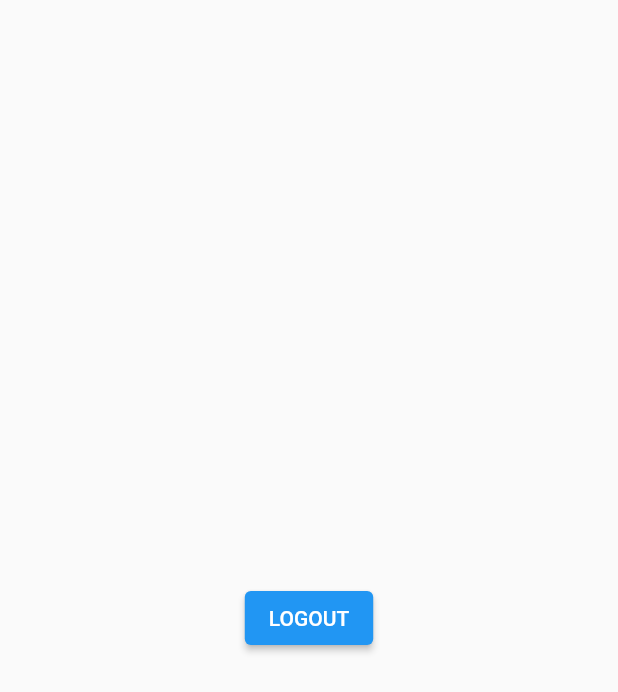
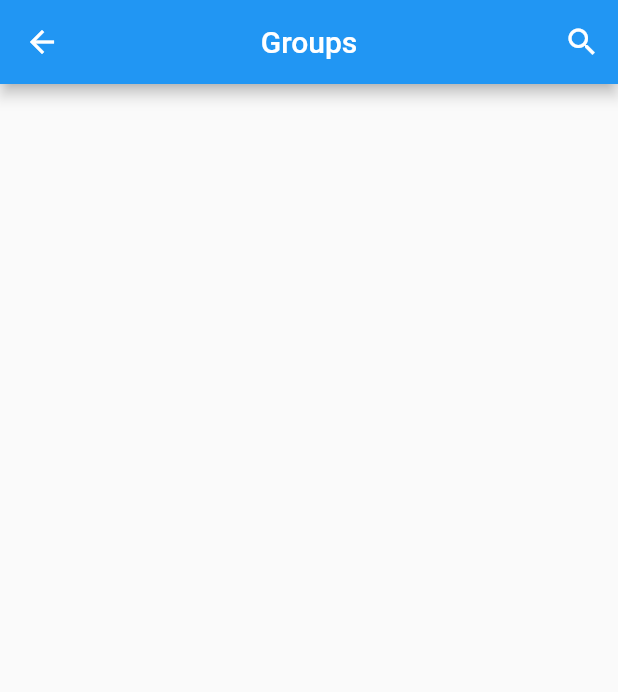
Before and after one commit to jyee1001/hibye_flutterchatapp, a Flutter app: the HomePage screen opened directly, on a phone screen of 412 x 824 dp. Shown: the top 692 px of the screen. Run offline on Flutter 3.47's test engine with Material 2 defaults, Android fonts, the phone set to English and light mode, and no system bars; our stand-ins replace cloud_firestore, firebase_auth, firebase_core, shared_preferences; accounts and stored records are empty.

Commit message:
created search page redirect from home page

```diff
--- a/lib/pages/home_page.dart
+++ b/lib/pages/home_page.dart
@@ -1,6 +1,8 @@
 import 'package:flutter/material.dart';
+import 'package:hibye_flutterchatapp/pages/search_page.dart';
 
 import '../service/auth_service.dart';
+import '../widgets/widgets.dart';
 
 class HomePage extends StatefulWidget {
   const HomePage({super.key});
@@ -14,13 +16,17 @@ class _HomePageState extends State<HomePage> {
   @override
   Widget build(BuildContext context) {
     return Scaffold(
-      // ignore: prefer_const_constructors
-      body: Center(
-          child: ElevatedButton(
-              child: Text("LOGOUT"),
-              onPressed: () {
-                authService.signOut();
-              })),
-    );
+        appBar: AppBar(
+      actions: [
+        IconButton(
+          onPressed: () {
+            nextScreen(context, const SearchPage());
+          },
+          icon: const Icon(Icons.search),
+        )
+      ],
+      centerTitle: true,
+      title: Text("Groups", style: TextStyle(color: Colors.white)),
+    ));
   }
 }
```
Also changed, not shown: lib/pages/search_page.dart (added, +15 -0 lines).
